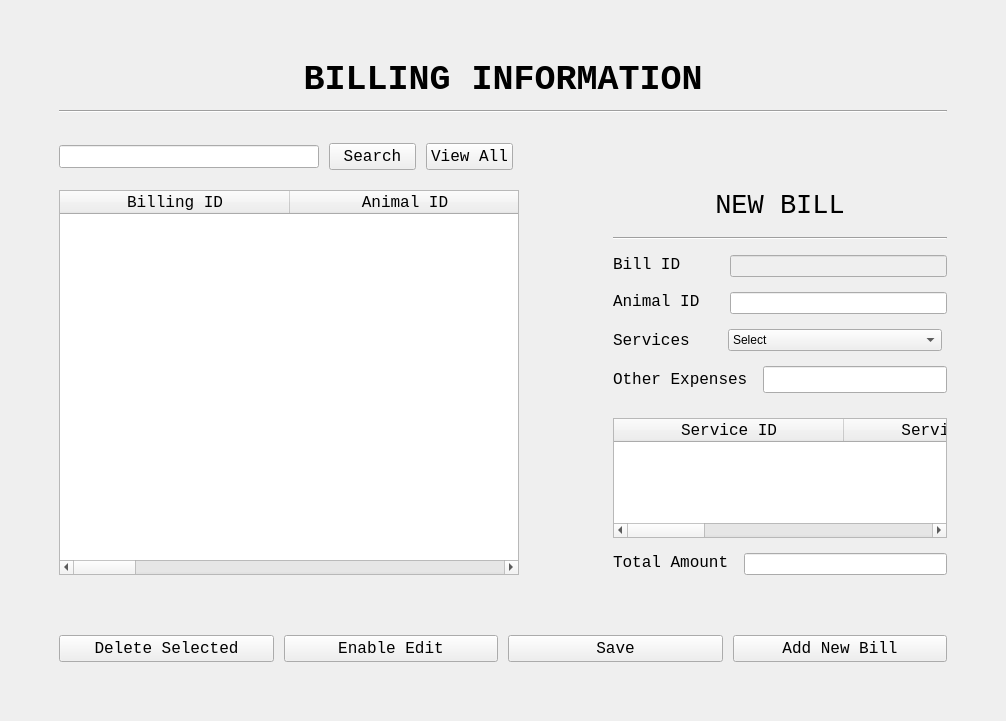
Qt form BillingUI.ui (ASNaeem/Simple-VCMS) before a commit.
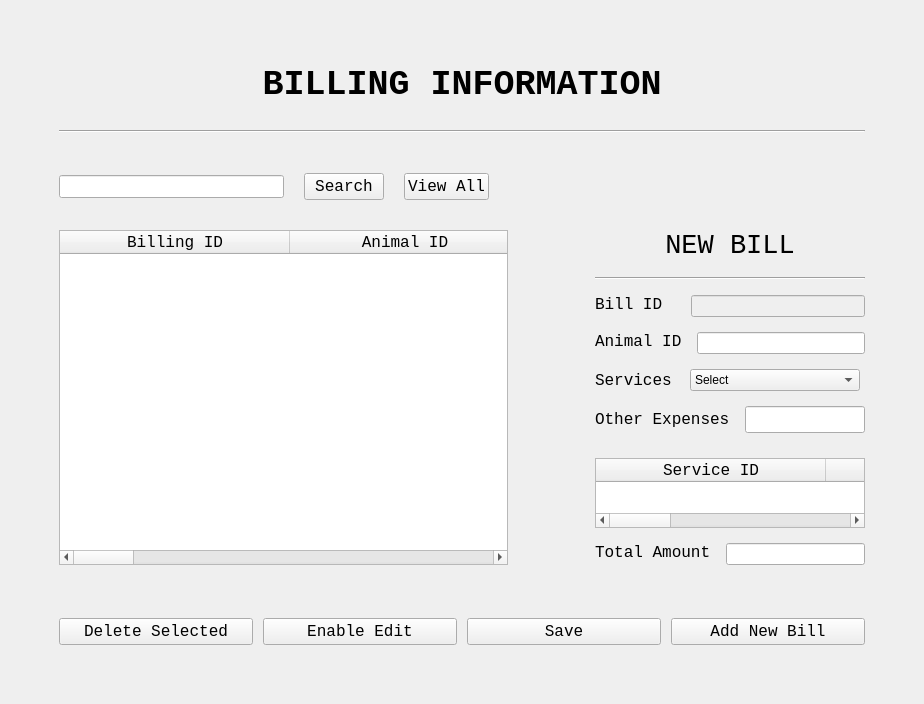
The same form after that commit.

Commit message: fixed alignment of the front windows

```diff
--- a/BillingUI.ui
+++ b/BillingUI.ui
@@ -6,8 +6,8 @@
    <rect>
     <x>0</x>
     <y>0</y>
-    <width>1006</width>
-    <height>721</height>
+    <width>924</width>
+    <height>704</height>
    </rect>
   </property>
   <property name="windowTitle">
@@ -16,9 +16,9 @@
   <widget class="QWidget" name="centralwidget">
    <layout class="QVBoxLayout" name="verticalLayout_2">
     <item>
-     <layout class="QVBoxLayout" name="verticalLayout_4" stretch="10,10,90,0,10">
+     <layout class="QVBoxLayout" name="verticalLayout_4" stretch="0,0,10,90,0,10">
       <property name="spacing">
-       <number>10</number>
+       <number>20</number>
       </property>
       <property name="leftMargin">
        <number>50</number>
@@ -34,6 +34,18 @@
       </property>
       <item>
        <layout class="QVBoxLayout" name="verticalLayout">
+        <property name="leftMargin">
+         <number>5</number>
+        </property>
+        <property name="topMargin">
+         <number>5</number>
+        </property>
+        <property name="rightMargin">
+         <number>5</number>
+        </property>
+        <property name="bottomMargin">
+         <number>5</number>
+        </property>
         <item>
          <widget class="QLabel" name="ServiceLebel1">
           <property name="font">
@@ -52,14 +64,14 @@
           </property>
          </widget>
         </item>
+       </layout>
+      </item>
         <item>
          <widget class="Line" name="line">
           <property name="orientation">
            <enum>Qt::Horizontal</enum>
           </property>
          </widget>
-        </item>
-       </layout>
       </item>
       <item>
        <layout class="QHBoxLayout" name="horizontalLayout" stretch="30,10,10,50">
```
Lines whose indentation alone changed are shown as unchanged. The commit also changes 7 other files.
